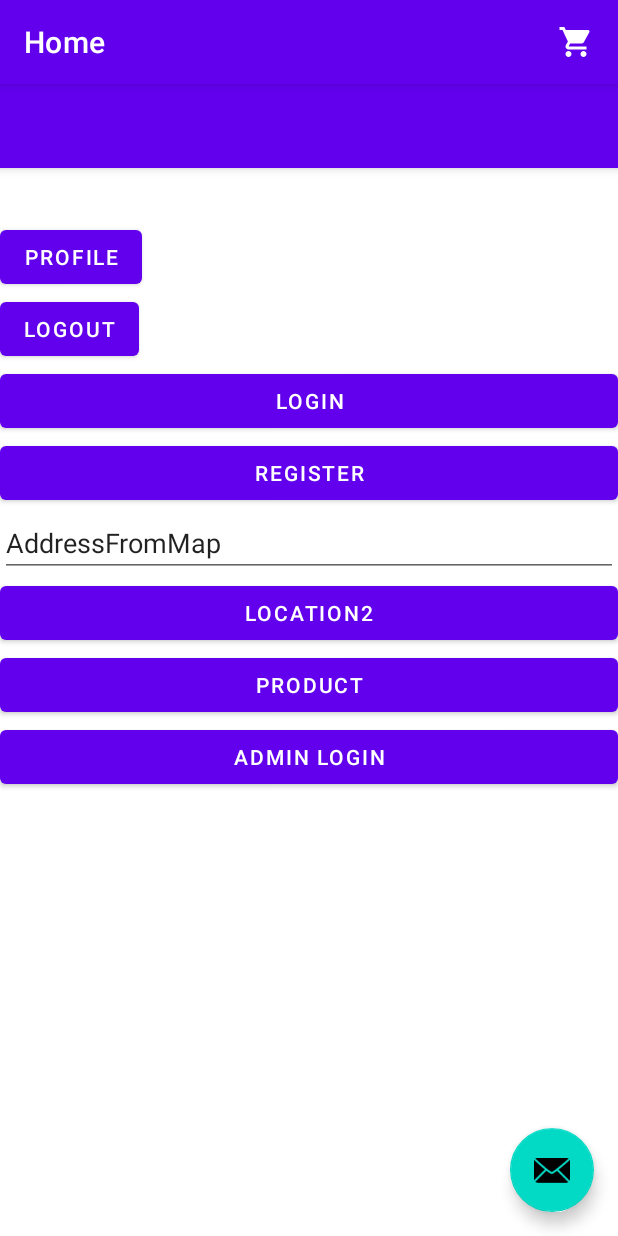
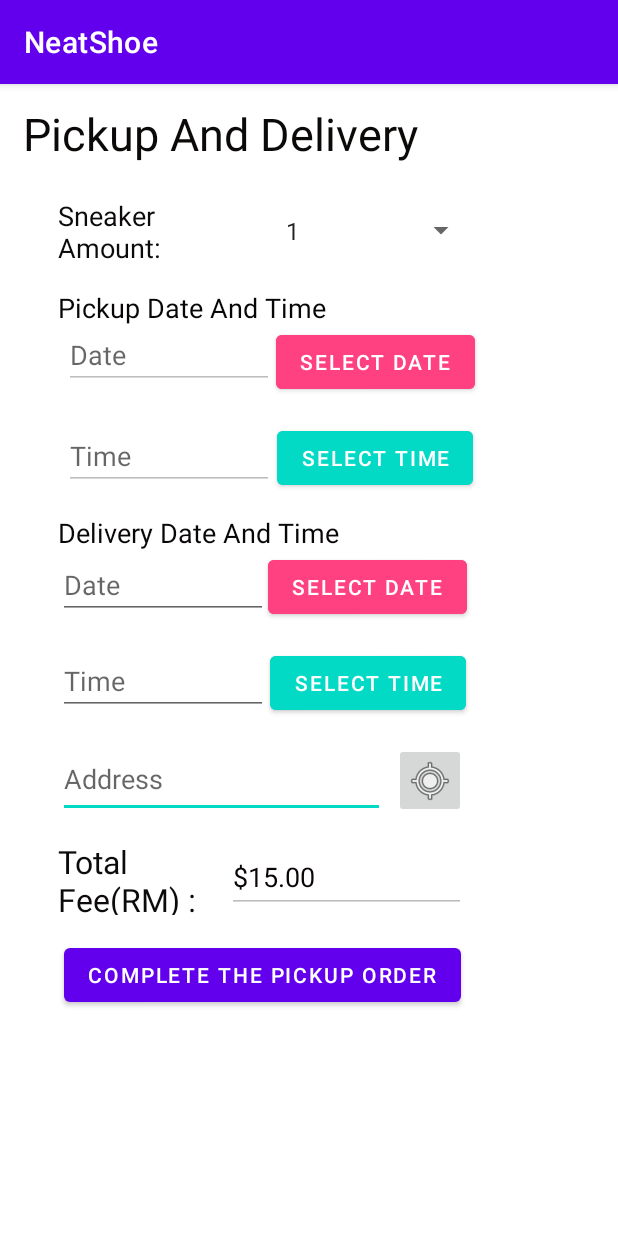
Before and after one commit to hawquan/NeatShoe, an Android app: the ProductMain screen opened directly, with no data from a screen before it, after a tap on "ADMIN LOGIN", on a phone screen of 412 x 824 dp. Run offline under Robolectric (Android 15) with nearby library versions, the phone set to English and light mode, and no system bars; our stand-ins replace Firebase (no records; nobody signed in at launch, a user with empty details on screens opened directly), navigation-ui; 3 other taps on this screen came first.

Commit message:
13/11/ ooi

```diff
--- a/app/src/main/java/com/example/neatshoe/Home.kt
+++ b/app/src/main/java/com/example/neatshoe/Home.kt
@@ -76,7 +76,7 @@ class Home : Fragment() {
             view.findNavController().navigate(R.id.action_home_to_shopFragment)
         }
         binding.btAdminLogin.setOnClickListener { view :View ->
-            //view.findNavController().navigate(R.id.action_home_to_adminLogin)
+            view.findNavController().navigate(R.id.action_home_to_pickup)
         }
 
         return binding.root
--- /dev/null
+++ b/app/src/main/java/com/example/neatshoe/Pickup.kt
@@ -0,0 +1,243 @@
+package com.example.neatshoe
+
+import android.app.DatePickerDialog
+import android.app.TimePickerDialog
+import android.content.Intent
+import android.location.Address
+import android.location.Geocoder
+import androidx.appcompat.app.AppCompatActivity
+import android.os.Bundle
+import android.util.Log
+import android.view.View
+import android.widget.*
+import androidx.navigation.findNavController
+import com.google.android.gms.common.GooglePlayServicesNotAvailableException
+import com.google.android.gms.common.GooglePlayServicesRepairableException
+import com.google.android.gms.location.places.ui.PlacePicker
+import com.google.android.gms.tasks.OnCompleteListener
+import com.google.android.gms.tasks.Task
+import com.google.firebase.auth.FirebaseAuth
+import com.google.firebase.auth.FirebaseAuthUserCollisionException
+import com.google.firebase.database.FirebaseDatabase
+import kotlinx.android.synthetic.main.activity_map.*
+import kotlinx.android.synthetic.main.activity_pickup.*
+import org.w3c.dom.Text
+import java.text.NumberFormat
+import java.text.SimpleDateFormat
+import java.util.*
+
+class Pickup : AppCompatActivity() {
+
+
+    lateinit var mAuth: FirebaseAuth
+    lateinit var  option :Spinner
+    lateinit var txtSelectDate :EditText
+    lateinit var txtSelectTime :EditText
+    lateinit var txtDeliverySelectDate :EditText
+    lateinit var txtDeliverySelectTime :EditText
+    lateinit var totalFee :EditText
+    lateinit var currentAddress :EditText
+    lateinit var btlocation :ImageButton
+    lateinit var btSelectDate : Button
+    lateinit var btSelectTime :Button
+    lateinit var btDelSelectDate : Button
+    lateinit var btDelSelectTime :Button
+    lateinit var btCompleteOrder :Button
+
+    private val PLACE_PICKER_REQUEST = 999
+
+    override fun onCreate(savedInstanceState: Bundle?) {
+        super.onCreate(savedInstanceState)
+        setContentView(R.layout.activity_pickup)
+
+        option= findViewById<View>(R.id.spinner2) as Spinner
+        totalFee=findViewById<View>(R.id.totalFee) as EditText
+        currentAddress =findViewById<View>(R.id.pickupLocation) as EditText
+        btlocation =findViewById<View>(R.id.btPickLocation) as ImageButton
+        btSelectDate =findViewById<View>(R.id.btSelectDate) as Button
+        btSelectTime =findViewById<View>(R.id.btSelectTime) as Button
+        txtSelectDate =findViewById<View>(R.id.txtSelectDate) as EditText
+        txtSelectTime =findViewById<View>(R.id.txtSelectTime) as EditText
+        txtDeliverySelectDate=findViewById<View>(R.id.txtDeliveryDate) as EditText
+        txtDeliverySelectTime=findViewById<View>(R.id.txtDeliveryTime) as EditText
+        btDelSelectDate=findViewById<View>(R.id.btDeliveryDate) as Button
+        btDelSelectTime=findViewById<View>(R.id.btDeliveryTime) as Button
+        btCompleteOrder=  findViewById<View>(R.id.btCompletePickup) as Button
+        mAuth = FirebaseAuth.getInstance();
+        val c = Calendar.getInstance()
+        val year =c.get(Calendar.YEAR)
+        val month = c.get(Calendar.MONTH)
+        val day =c.get (Calendar.DAY_OF_MONTH)
+        var amount = 0
+        txtSelectDate.isEnabled=false
+        txtSelectTime.isEnabled=false
+        totalFee.isEnabled=false
+
+        val options = arrayOf("1","2","3","4","5")
+
+        option.adapter = ArrayAdapter<String>(this,android.R.layout.simple_list_item_1,options)
+        option.onItemSelectedListener =object: AdapterView.OnItemSelectedListener{
+            override fun onItemSelected(p0: AdapterView<*>?, p1: View?, p2: Int, p3: Long) {
+                val mCurrencyFormat = NumberFormat.getCurrencyInstance()
+                val myFormatPrice = mCurrencyFormat.format(options.get(p2).toDouble()*15)
+                amount =options.get(p2).toInt()
+                totalFee.setText(myFormatPrice)
+            }
+
+            override fun onNothingSelected(p0: AdapterView<*>?) {
+
+                totalFee.setText("please select one")
+            }
+
+        }
+        btlocation.setOnClickListener {
+            openPlacePicker()
+        }
+
+
+        btCompleteOrder.setOnClickListener {
+
+            if (validate()){
+                var map = mutableMapOf<String,Any>()
+                map["userId"]=mAuth.currentUser!!.uid
+                map["sneakerAmount"]=amount
+                map["address"]=currentAddress.text.toString().trim()
+                map["pickupDate"]=txtSelectDate.text.toString().trim()
+                map["pickupTime"]=txtSelectTime.text.toString().trim()
+                map["deliveryDate"]=txtDeliverySelectDate.text.toString().trim()
+                map["deliveryTime"]=txtDeliverySelectTime.text.toString().trim()
+                map["totalFee"]= totalFee.text.toString().trim()
+
+                FirebaseDatabase.getInstance().reference
+                    .child("PickupAndDelivery").push()
+                    .setValue(map).addOnCompleteListener(object: OnCompleteListener<Void> {
+                        override fun onComplete(task: Task<Void>){
+                            if(task.isSuccessful){
+                                Toast.makeText(applicationContext,"Order Successfully", Toast.LENGTH_LONG).show()
+
+
+                            }
+                            else{
+                                //display a failure message
+                                Toast.makeText(applicationContext,"Something wrong pls call our customer service", Toast.LENGTH_LONG).show()
+
+
+                            }
+
+                        }
+
+                    })
+
+
+            }
+
+
+
+        }
+
+        btSelectDate.setOnClickListener {
+            val dpd = DatePickerDialog(this, DatePickerDialog.OnDateSetListener{view, mYear,mMonth, mDay ->
+                //set text view
+                txtSelectDate.setText(""+mDay+"-"+mMonth+"-"+mYear)
+            },year, month, day)
+            dpd.datePicker.minDate = System.currentTimeMillis()
+            dpd.show()
+        }
+
+        btDelSelectDate.setOnClickListener {
+            val dpd = DatePickerDialog(this, DatePickerDialog.OnDateSetListener{view, mYear,mMonth, mDay ->
+                //set text view
+                txtDeliverySelectDate.setText(""+mDay+"-"+mMonth+"-"+mYear)
+            },year, month, day)
+            dpd.datePicker.minDate = System.currentTimeMillis()
+            dpd.show()
+        }
+        btSelectTime.setOnClickListener {
+            val timeSetListener = TimePickerDialog.OnTimeSetListener { timePicker, hour, minute ->
+                c.set(Calendar.HOUR_OF_DAY,hour)
+                c.set(Calendar.MINUTE,minute)
+                //set time to textView
+                txtSelectTime.setText(SimpleDateFormat("HH:mm").format(c.time))
+            }
+            TimePickerDialog(this,timeSetListener,c.get(Calendar.HOUR_OF_DAY),c.get(Calendar.MINUTE), true).show()
+        }
+
+        btDelSelectTime.setOnClickListener {
+            val timeSetListener = TimePickerDialog.OnTimeSetListener { timePicker, hour, minute ->
+                c.set(Calendar.HOUR_OF_DAY,hour)
+                c.set(Calendar.MINUTE,minute)
+                //set time to textView
+                txtDeliverySelectTime.setText(SimpleDateFormat("HH:mm").format(c.time))
+            }
+            TimePickerDialog(this,timeSetListener,c.get(Calendar.HOUR_OF_DAY),c.get(Calendar.MINUTE), true).show()
+        }
+
+    }
+
+
+
+    private fun validate():Boolean{
+
+
+
+
+        if (txtSelectDate.text.toString().isEmpty()){
+            txtSelectDate.error="Please select a pickup date"
+            return false
+        }
+        if (txtSelectTime.text.toString().isEmpty()){
+            txtSelectTime.error="Please select a pickup time"
+            return false
+        }
+        if (txtDeliverySelectTime.text.toString().isEmpty()){
+            txtDeliverySelectTime.error="Please select a delivery time"
+            return false
+        }
+        if (txtDeliverySelectDate.text.toString().isEmpty()){
+            txtDeliverySelectDate.error="Please select a delivery Date"
+            return false
+        }
+        if(currentAddress.text.toString().isEmpty()){
+            currentAddress.error = "Please enter address"
+            return false
+        }
+        return true
+    }
+    private fun openPlacePicker() {
+        val builder = PlacePicker.IntentBuilder()
+
+        try {
+            startActivityForResult(builder.build(this), PLACE_PICKER_REQUEST)
+
+        } catch (e: GooglePlayServicesRepairableException) {
+            Log.d("Exception", e.message!!)
+            e.printStackTrace()
+        } catch (e: GooglePlayServicesNotAvailableException) {
+            Log.d("Exception", e.message!!)
+            e.printStackTrace()
+        }
+    }
+
+    override fun onActivityResult(requestCode: Int, resultCode: Int, data: Intent?) {
+        super.onActivityResult(requestCode, resultCode, data)
+        if (resultCode == RESULT_OK) {
+            when (requestCode) {
+                PLACE_PICKER_REQUEST -> {
+                    val place = PlacePicker.getPlace(this@Pickup, data)
+                    val latitude = place.latLng.latitude
+                    val longitude = place.latLng.longitude
+
+
+                    val geocoder: Geocoder
+                    val addresses: List<Address>
+                    geocoder = Geocoder(this, Locale.getDefault())
+
+                    addresses = geocoder.getFromLocation(latitude, longitude, 1)
+
+                    val address = addresses[0].getAddressLine(0)
+                    currentAddress.setText(address)
+                }
+            }
+        }
+    }
+}
--- /dev/null
+++ b/app/src/main/res/layout/activity_pickup.xml
@@ -0,0 +1,209 @@
+<?xml version="1.0" encoding="utf-8"?>
+<androidx.constraintlayout.widget.ConstraintLayout xmlns:android="http://schemas.android.com/apk/res/android"
+    xmlns:app="http://schemas.android.com/apk/res-auto"
+    xmlns:tools="http://schemas.android.com/tools"
+    android:layout_width="match_parent"
+    android:layout_height="match_parent"
+    tools:context=".Pickup">
+
+
+    <TextView
+        android:id="@+id/textView10"
+        android:layout_width="106dp"
+        android:layout_height="50dp"
+        android:text="Total Fee(RM) :"
+        android:textColor="#0C0A0A"
+        android:textSize="21sp"
+        app:layout_constraintBottom_toBottomOf="@+id/totalFee"
+        app:layout_constraintStart_toStartOf="@+id/pickupLocation"
+        app:layout_constraintTop_toTopOf="@+id/totalFee" />
+
+    <TextView
+        android:id="@+id/textView9"
+        android:layout_width="106dp"
+        android:layout_height="45dp"
+        android:layout_marginStart="8dp"
+        android:text="Sneaker Amount:"
+        android:textColor="#0C0A0A"
+        android:textSize="18sp"
+        app:layout_constraintBottom_toBottomOf="@+id/spinner2"
+        app:layout_constraintEnd_toStartOf="@+id/spinner2"
+        app:layout_constraintStart_toStartOf="parent"
+        app:layout_constraintTop_toTopOf="@+id/spinner2" />
+
+    <Spinner
+        android:id="@+id/spinner2"
+        android:layout_width="143dp"
+        android:layout_height="46dp"
+        app:layout_constraintBottom_toBottomOf="parent"
+        app:layout_constraintEnd_toEndOf="parent"
+        app:layout_constraintHorizontal_bias="0.649"
+        app:layout_constraintStart_toStartOf="parent"
+        app:layout_constraintTop_toTopOf="parent"
+        app:layout_constraintVertical_bias="0.103" />
+
+    <Button
+        android:id="@+id/btCompletePickup"
+        android:layout_width="wrap_content"
+        android:layout_height="wrap_content"
+        android:layout_marginTop="16dp"
+        android:text="Complete the pickup order"
+        app:layout_constraintEnd_toEndOf="@+id/totalFee"
+        app:layout_constraintStart_toStartOf="@+id/textView10"
+        app:layout_constraintTop_toBottomOf="@+id/textView10" />
+
+    <EditText
+        android:id="@+id/txtSelectTime"
+        android:layout_width="140dp"
+        android:layout_height="42dp"
+        android:hint="Time"
+        android:textColor="#090707"
+        android:textSize="18sp"
+        app:layout_constraintBottom_toBottomOf="@+id/btSelectTime"
+        app:layout_constraintStart_toStartOf="@+id/txtSelectDate"
+        app:layout_constraintTop_toTopOf="@+id/btSelectTime" />
+
+    <EditText
+        android:id="@+id/txtSelectDate"
+        android:layout_width="140dp"
+        android:layout_height="42dp"
+        android:layout_marginStart="4dp"
+        android:hint="Date"
+        android:textColor="#0C0A0A"
+        android:textSize="18sp"
+        app:layout_constraintBottom_toBottomOf="@+id/btSelectDate"
+        app:layout_constraintStart_toStartOf="@+id/textView7"
+        app:layout_constraintTop_toTopOf="@+id/btSelectDate"
+        app:layout_constraintVertical_bias="0.0" />
+
+    <TextView
+        android:id="@+id/textView8"
+        android:layout_width="wrap_content"
+        android:layout_height="wrap_content"
+        android:text="Pickup And Delivery"
+        android:textColor="#0C0909"
+        android:textSize="30sp"
+        app:layout_constraintBottom_toTopOf="@+id/btCompletePickup"
+        app:layout_constraintEnd_toEndOf="parent"
+        app:layout_constraintHorizontal_bias="0.104"
+        app:layout_constraintStart_toStartOf="parent"
+        app:layout_constraintTop_toTopOf="parent"
+        app:layout_constraintVertical_bias="0.024" />
+
+    <Button
+        android:id="@+id/btSelectDate"
+        android:layout_width="wrap_content"
+        android:layout_height="wrap_content"
+        android:backgroundTint="@color/colorAccent"
+        android:text="Select Date"
+        app:layout_constraintEnd_toEndOf="@+id/spinner2"
+        app:layout_constraintStart_toEndOf="@+id/txtSelectDate"
+        app:layout_constraintTop_toBottomOf="@+id/textView7" />
+
+    <Button
+        android:id="@+id/btSelectTime"
+        android:layout_width="wrap_content"
+        android:layout_height="wrap_content"
+        android:layout_marginTop="16dp"
+        android:backgroundTint="@color/design_default_color_secondary"
+        android:text="Select Time"
+        app:layout_constraintEnd_toEndOf="@+id/btSelectDate"
+        app:layout_constraintStart_toEndOf="@+id/txtSelectTime"
+        app:layout_constraintTop_toBottomOf="@+id/btSelectDate" />
+
+    <EditText
+        android:id="@+id/pickupLocation"
+        android:layout_width="218dp"
+        android:layout_height="51dp"
+        android:ems="10"
+        android:hint="Address"
+        android:inputType="textPersonName"
+        app:layout_constraintBottom_toBottomOf="@+id/btPickLocation"
+        app:layout_constraintStart_toStartOf="@+id/textView12" />
+
+    <ImageButton
+        android:id="@+id/btPickLocation"
+        android:layout_width="48dp"
+        android:layout_height="50dp"
+        android:layout_marginTop="16dp"
+        android:src="@android:drawable/ic_menu_mylocation"
+        app:layout_constraintEnd_toEndOf="@+id/btDeliveryTime"
+        app:layout_constraintTop_toBottomOf="@+id/btDeliveryTime" />
+
+    <EditText
+        android:id="@+id/totalFee"
+        android:layout_width="159dp"
+        android:layout_height="47dp"
+        android:layout_marginTop="16dp"
+        android:ems="10"
+        android:hint="RMXX.XX"
+        android:inputType="textPersonName"
+        android:textColor="#0B0505"
+        app:layout_constraintEnd_toEndOf="@+id/btPickLocation"
+        app:layout_constraintTop_toBottomOf="@+id/btPickLocation" />
+
+    <TextView
+        android:id="@+id/textView7"
+        android:layout_width="wrap_content"
+        android:layout_height="wrap_content"
+        android:layout_marginTop="16dp"
+        android:text="Pickup Date And Time"
+        android:textColor="#070505"
+        android:textSize="18sp"
+        app:layout_constraintStart_toStartOf="@+id/textView9"
+        app:layout_constraintTop_toBottomOf="@+id/textView9" />
+
+    <TextView
+        android:id="@+id/textView12"
+        android:layout_width="wrap_content"
+        android:layout_height="wrap_content"
+        android:layout_marginTop="16dp"
+        android:text="Delivery Date And Time"
+        android:textColor="#090606"
+        android:textSize="18sp"
+        app:layout_constraintStart_toStartOf="@+id/textView7"
+        app:layout_constraintTop_toBottomOf="@+id/txtSelectTime" />
+
+    <Button
+        android:id="@+id/btDeliveryDate"
+        android:layout_width="wrap_content"
+        android:layout_height="wrap_content"
+        android:backgroundTint="@color/colorAccent"
+        android:text="Select Date"
+        app:layout_constraintStart_toEndOf="@+id/txtDeliveryDate"
+        app:layout_constraintTop_toBottomOf="@+id/textView12" />
+
+    <Button
+        android:id="@+id/btDeliveryTime"
+        android:layout_width="wrap_content"
+        android:layout_height="wrap_content"
+        android:layout_marginTop="16dp"
+        android:backgroundTint="@color/design_default_color_secondary"
+        android:text="Select Time"
+        app:layout_constraintEnd_toEndOf="@+id/btDeliveryDate"
+        app:layout_constraintStart_toEndOf="@+id/txtDeliveryTime"
+        app:layout_constraintTop_toBottomOf="@+id/btDeliveryDate" />
+
+    <EditText
+        android:id="@+id/txtDeliveryDate"
+        android:layout_width="140dp"
+        android:layout_height="42dp"
+        android:ems="10"
+        android:hint="Date"
+        android:inputType="textPersonName"
+        app:layout_constraintBottom_toBottomOf="@+id/btDeliveryDate"
+        app:layout_constraintStart_toStartOf="@+id/textView12"
+        app:layout_constraintTop_toTopOf="@+id/btDeliveryDate" />
+
+    <EditText
+        android:id="@+id/txtDeliveryTime"
+        android:layout_width="140dp"
+        android:layout_height="42dp"
+        android:ems="10"
+        android:hint="Time"
+        android:inputType="textPersonName"
+        app:layout_constraintBottom_toBottomOf="@+id/btDeliveryTime"
+        app:layout_constraintStart_toStartOf="@+id/txtDeliveryDate"
+        app:layout_constraintTop_toTopOf="@+id/btDeliveryTime" />
+
+</androidx.constraintlayout.widget.ConstraintLayout>
--- a/app/src/main/res/navigation/mobile_navigation.xml
+++ b/app/src/main/res/navigation/mobile_navigation.xml
@@ -30,6 +30,9 @@
         <action
             android:id="@+id/action_home_to_shopFragment"
             app:destination="@id/shopFragment" />
+        <action
+            android:id="@+id/action_home_to_pickup"
+            app:destination="@id/pickup" />
     </fragment>
     <fragment
         android:id="@+id/profile"
@@ -162,4 +165,9 @@
             android:id="@+id/action_selectRole_to_login"
             app:destination="@id/login" />
     </fragment>
+    <activity
+        android:id="@+id/pickup"
+        android:name="com.example.neatshoe.Pickup"
+        android:label="Pickup"
+        tools:layout="@layout/activity_pickup" />
 </navigation>
```
Also changed, not shown: app/src/main/AndroidManifest.xml (+5 -6 lines).
